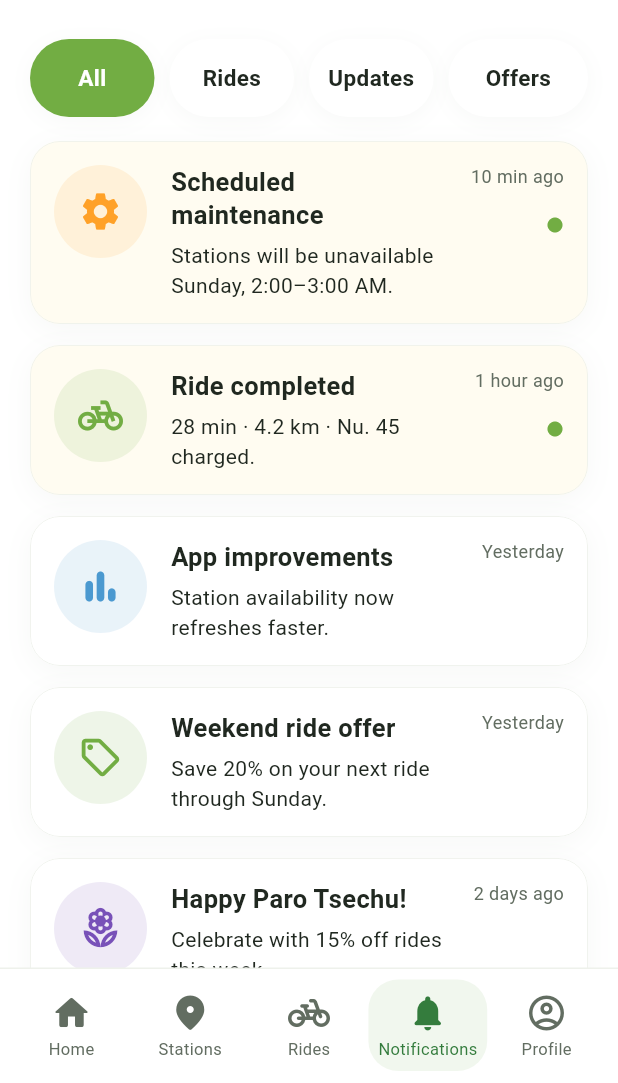
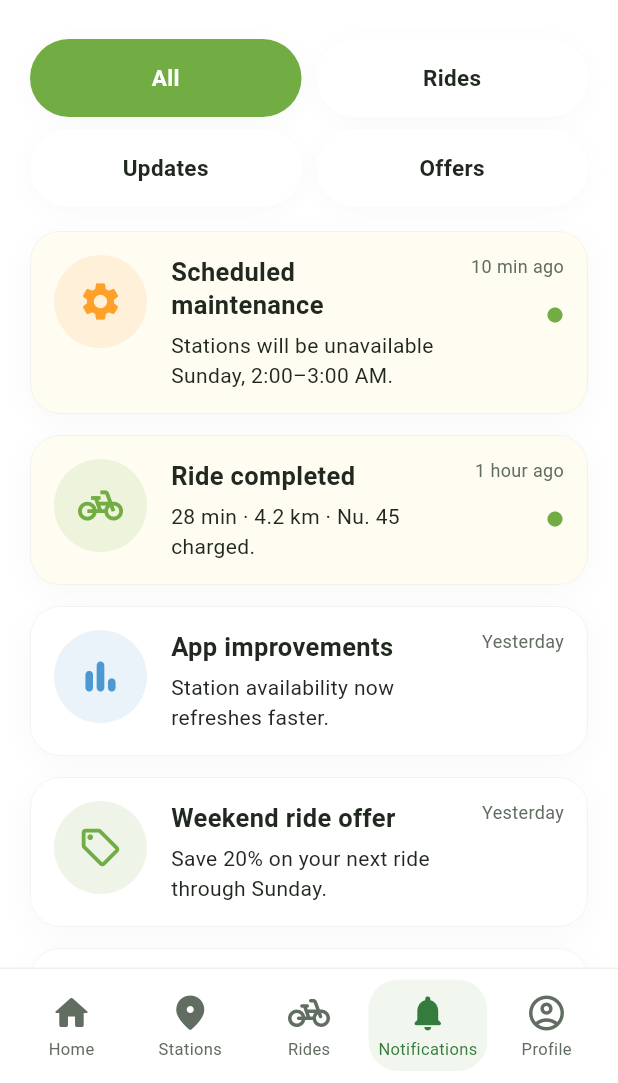
Before and after one commit to lepcha1862/GreenBici, a Flutter app: the AppShell screen opened directly, item 4 of the bottom bar chosen, on a phone screen of 412 x 824 dp, the part 153-1236 px from its top. Run offline on Flutter 3.47's test engine with Material 3 defaults, Android fonts, the phone set to English and light mode, and no system bars; our stand-ins replace geolocator, google_maps_flutter, web; missing offline and left inert: dart:js_interop, pointer_interceptor; Roboto replaces fonts that are missing (Arial).

Commit message:
upadted the responsiveness of all pages

```diff
--- a/greenbici/lib/navbar/app_shell.dart
+++ b/greenbici/lib/navbar/app_shell.dart
@@ -77,9 +77,12 @@ class _AppShellState extends State<AppShell> {
           ),
           TickerMode(
             enabled: _selectedIndex == 4,
-            child: ProfilePage(
-              displayName: widget.displayName,
-              onSearch: () => _selectNavigation(1),
+            child: KeyedSubtree(
+              key: const ValueKey('profile-placeholder'),
+              child: ProfilePage(
+                displayName: widget.displayName,
+                onSearch: () => _selectNavigation(1),
+              ),
             ),
           ),
         ],
--- a/greenbici/lib/notifications/notification_page.dart
+++ b/greenbici/lib/notifications/notification_page.dart
@@ -165,18 +165,21 @@ class _NotificationPageState extends State<NotificationPage> {
   );
 
   Widget _filters() => LayoutBuilder(
-    builder: (context, constraints) => Row(
+    builder: (context, constraints) {
+      final compact =
+          constraints.maxWidth < 440 ||
+          MediaQuery.textScalerOf(context).scale(14) > 21;
+      final columns = compact ? 2 : 4;
+      final spacing = constraints.maxWidth < 360 ? 6.0 : 10.0;
+      final itemWidth =
+          (constraints.maxWidth - spacing * (columns - 1)) / columns;
+      return Wrap(
+        spacing: spacing,
+        runSpacing: 8,
         children: NotificationFilter.values.map((filter) {
           final selected = filter == _filter;
-        return Expanded(
-          child: Padding(
-            padding: EdgeInsets.only(
-              right: filter == NotificationFilter.offers
-                  ? 0
-                  : constraints.maxWidth < 360
-                  ? 6
-                  : 10,
-            ),
+          return SizedBox(
+            width: itemWidth,
             child: Semantics(
               button: true,
               selected: selected,
@@ -185,7 +188,11 @@ class _NotificationPageState extends State<NotificationPage> {
                 onTap: () => setState(() => _filter = filter),
                 child: AnimatedContainer(
                   duration: const Duration(milliseconds: 180),
-                  height: 52,
+                  constraints: const BoxConstraints(minHeight: 52),
+                  padding: const EdgeInsets.symmetric(
+                    horizontal: 8,
+                    vertical: 12,
+                  ),
                   alignment: Alignment.center,
                   decoration: BoxDecoration(
                     color: selected ? AppStyle.green : Colors.white,
@@ -200,6 +207,7 @@ class _NotificationPageState extends State<NotificationPage> {
                   ),
                   child: Text(
                     _filterLabel(filter),
+                    textAlign: TextAlign.center,
                     style: TextStyle(
                       color: selected ? Colors.white : AppStyle.ink,
                       fontSize: 15,
@@ -209,10 +217,10 @@ class _NotificationPageState extends State<NotificationPage> {
                 ),
               ),
             ),
-          ),
           );
         }).toList(),
-    ),
+      );
+    },
   );
 
   String _filterLabel(NotificationFilter filter) => switch (filter) {
@@ -232,25 +240,22 @@ class _NotificationCard extends StatelessWidget {
     padding: const EdgeInsets.all(16),
     color: item.unread ? const Color(0xFFFFFCF1) : Colors.white,
     radius: 20,
-    child: Row(
-      crossAxisAlignment: CrossAxisAlignment.start,
-      children: [
-        CircleAvatar(
-          radius: 31,
+    child: LayoutBuilder(
+      builder: (context, constraints) {
+        final compact =
+            constraints.maxWidth < 280 ||
+            MediaQuery.textScalerOf(context).scale(14) > 21;
+        final avatar = CircleAvatar(
+          radius: compact ? 25 : 31,
           backgroundColor: item.tint.withValues(alpha: .12),
-          child: Icon(item.icon, color: item.tint, size: 30),
-        ),
-        const SizedBox(width: 16),
-        Expanded(
-          child: Column(
+          child: Icon(item.icon, color: item.tint, size: compact ? 25 : 30),
+        );
+        final content = Column(
           crossAxisAlignment: CrossAxisAlignment.start,
           children: [
             Text(
               item.title,
-                style: const TextStyle(
-                  fontSize: 17,
-                  fontWeight: FontWeight.w700,
-                ),
+              style: const TextStyle(fontSize: 17, fontWeight: FontWeight.w700),
             ),
             const SizedBox(height: 6),
             Text(
@@ -262,10 +267,8 @@ class _NotificationCard extends StatelessWidget {
               ),
             ),
           ],
-          ),
-        ),
-        const SizedBox(width: 12),
-        Column(
+        );
+        final status = Column(
           crossAxisAlignment: CrossAxisAlignment.end,
           children: [
             Text(
@@ -276,8 +279,66 @@ class _NotificationCard extends StatelessWidget {
             if (item.unread)
               const Icon(Icons.circle, color: AppStyle.green, size: 12),
           ],
+        );
+        if (compact) {
+          return Column(
+            crossAxisAlignment: CrossAxisAlignment.stretch,
+            children: [
+              Row(
+                crossAxisAlignment: CrossAxisAlignment.start,
+                children: [
+                  avatar,
+                  const SizedBox(width: 12),
+                  Expanded(
+                    child: Text(
+                      item.title,
+                      style: const TextStyle(
+                        fontSize: 17,
+                        fontWeight: FontWeight.w700,
+                      ),
+                    ),
                   ),
                 ],
               ),
+              const SizedBox(height: 12),
+              Text(
+                item.message,
+                style: const TextStyle(
+                  fontSize: 14,
+                  height: 1.45,
+                  color: AppStyle.ink,
+                ),
+              ),
+              const SizedBox(height: 10),
+              Row(
+                children: [
+                  Expanded(
+                    child: Text(
+                      item.time,
+                      style: const TextStyle(
+                        color: AppStyle.muted,
+                        fontSize: 12,
+                      ),
+                    ),
+                  ),
+                  if (item.unread)
+                    const Icon(Icons.circle, color: AppStyle.green, size: 12),
+                ],
+              ),
+            ],
           );
         }
+        return Row(
+          crossAxisAlignment: CrossAxisAlignment.start,
+          children: [
+            avatar,
+            const SizedBox(width: 16),
+            Expanded(child: content),
+            const SizedBox(width: 12),
+            status,
+          ],
+        );
+      },
+    ),
+  );
+}
```
Also changed, not shown: greenbici/lib/profile/profile_page.dart (+50 -24 lines), greenbici/lib/signin_signup/components/signin/social_signin_section.dart (+7 -19 lines), 5 other files. Lines whose indentation alone changed are shown as unchanged.
